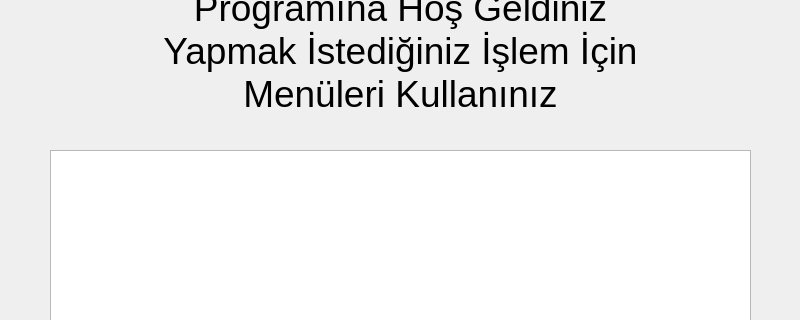
Qt form 162132064 _SinanURUN_Kelebek/Anasayfa.ui (sinanurun/proje2-kelebek) before a commit; both pictures show x 0 to 800 and y 199 to 519 of the 800 by 600 pixel window.
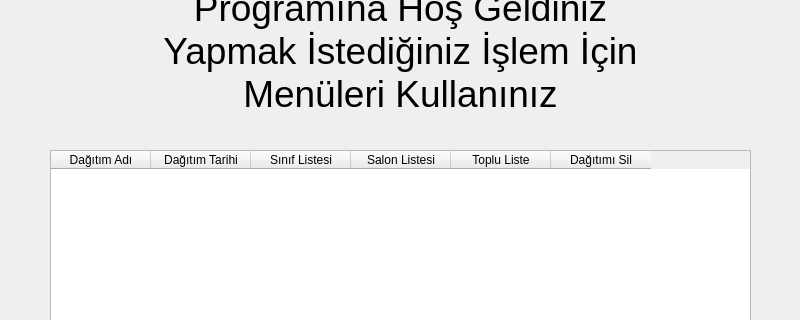
The same form after that commit.

What changed in the file:
```diff
--- a/162132064 _SinanURUN_Kelebek/Anasayfa.ui
+++ b/162132064 _SinanURUN_Kelebek/Anasayfa.ui
@@ -71,6 +71,36 @@
       <height>192</height>
      </rect>
     </property>
+    <column>
+     <property name="text">
+      <string>Dağıtım Adı</string>
+     </property>
+    </column>
+    <column>
+     <property name="text">
+      <string>Dağıtım Tarihi</string>
+     </property>
+    </column>
+    <column>
+     <property name="text">
+      <string>Sınıf Listesi</string>
+     </property>
+    </column>
+    <column>
+     <property name="text">
+      <string>Salon Listesi</string>
+     </property>
+    </column>
+    <column>
+     <property name="text">
+      <string>Toplu Liste</string>
+     </property>
+    </column>
+    <column>
+     <property name="text">
+      <string>Dağıtımı Sil</string>
+     </property>
+    </column>
    </widget>
   </widget>
   <widget class="QMenuBar" name="menubar">
```
